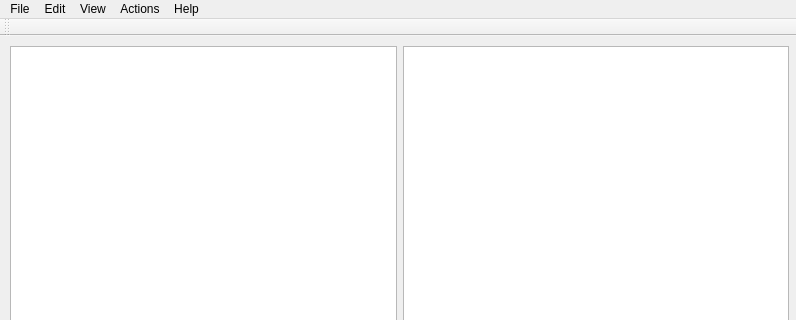
Before: the Qt Designer form mainwindow.ui in ApeLyn/windows_proj, drawn with Qt 5; both pictures show x 0 to 796 and y 0 to 320 of the 796 by 601 pixel window.
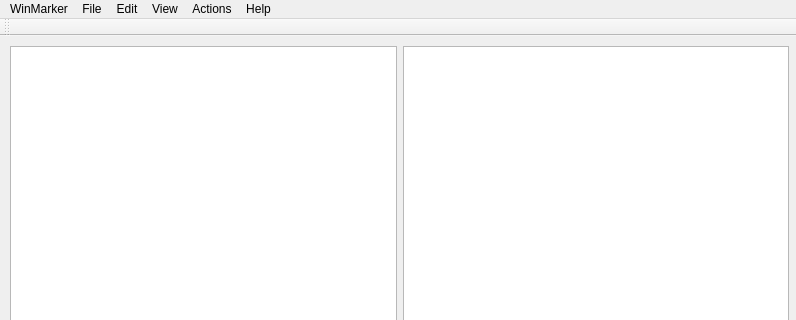
After: the same form once the commit is applied.

```diff
--- a/mainwindow.ui
+++ b/mainwindow.ui
@@ -88,6 +88,14 @@
     <addaction name="actionMou_help"/>
     <addaction name="actionAbout"/>
    </widget>
+   <widget class="QMenu" name="menuMOU">
+    <property name="title">
+     <string>WinMarker</string>
+    </property>
+    <addaction name="actionPreferences"/>
+    <addaction name="actionQuit"/>
+   </widget>
+   <addaction name="menuMOU"/>
    <addaction name="menuFile"/>
    <addaction name="menuEdit"/>
    <addaction name="menuView"/>
```
Left out of the diff: 10 changed lines with no effect on the pictures.
